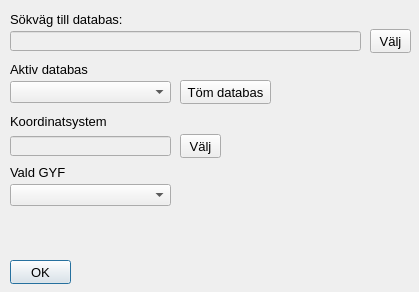
Before: the Qt Designer form ui/settings.ui in co-city/QGYF, drawn with Qt 5.
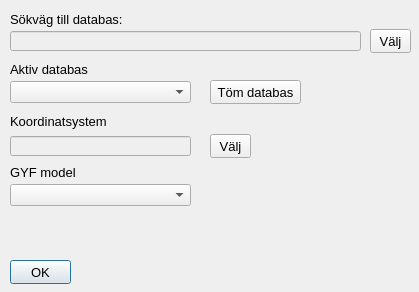
After: the same form once the commit is applied. Icons and pictures are not drawn.

What changed in the file:
```diff
--- a/ui/settings.ui
+++ b/ui/settings.ui
@@ -78,7 +78,7 @@
     </rect>
    </property>
    <property name="text">
-    <string>Vald GYF</string>
+    <string>GYF model</string>
    </property>
   </widget>
   <widget class="QLineEdit" name="dataPath">
@@ -102,7 +102,7 @@
     <rect>
      <x>10</x>
      <y>81</y>
-     <width>161</width>
+     <width>181</width>
      <height>22</height>
     </rect>
    </property>
@@ -112,7 +112,7 @@
     <rect>
      <x>10</x>
      <y>184</y>
-     <width>161</width>
+     <width>181</width>
      <height>22</height>
     </rect>
    </property>
@@ -133,7 +133,7 @@
   <widget class="QPushButton" name="clearDatabaseButton">
    <property name="geometry">
     <rect>
-     <x>180</x>
+     <x>210</x>
      <y>80</y>
      <width>91</width>
      <height>24</height>
@@ -164,7 +164,7 @@
     <rect>
      <x>10</x>
      <y>136</y>
-     <width>161</width>
+     <width>181</width>
      <height>20</height>
     </rect>
    </property>
@@ -175,7 +175,7 @@
   <widget class="QToolButton" name="selectCRSButton">
    <property name="geometry">
     <rect>
-     <x>180</x>
+     <x>210</x>
      <y>134</y>
      <width>41</width>
      <height>24</height>
```
